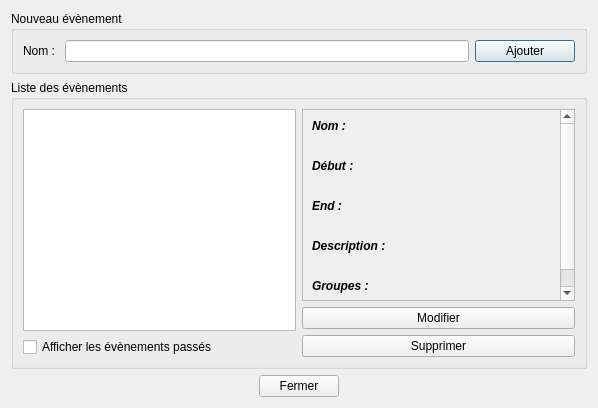
Above: managers/eventsmanager.ui from ThFeneuil/KholloAutoQt before the change. Below: the same form after it.
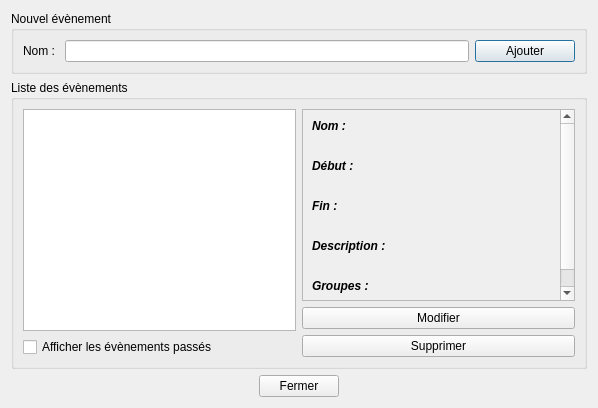
That is the form after the change.

Commit message: Correction gestionnaire des évènements

Patch:
```diff
--- a/managers/eventsmanager.ui
+++ b/managers/eventsmanager.ui
@@ -17,7 +17,7 @@
    <item>
     <widget class="QGroupBox" name="groupBox">
      <property name="title">
-      <string>Nouveau évènement</string>
+      <string>Nouvel évènement</string>
      </property>
      <layout class="QHBoxLayout" name="horizontalLayout">
       <item>
@@ -124,7 +124,7 @@
             <item>
              <widget class="QLabel" name="label_9">
               <property name="text">
-               <string>&lt;html&gt;&lt;head/&gt;&lt;body&gt;&lt;p&gt;&lt;span style=&quot; font-weight:600; font-style:italic;&quot;&gt;End : &lt;/span&gt;&lt;/p&gt;&lt;/body&gt;&lt;/html&gt;</string>
+               <string>&lt;html&gt;&lt;head/&gt;&lt;body&gt;&lt;p&gt;&lt;span style=&quot; font-weight:600; font-style:italic;&quot;&gt;Fin : &lt;/span&gt;&lt;/p&gt;&lt;/body&gt;&lt;/html&gt;</string>
               </property>
              </widget>
             </item>
```
The commit also changes 2 other files.
